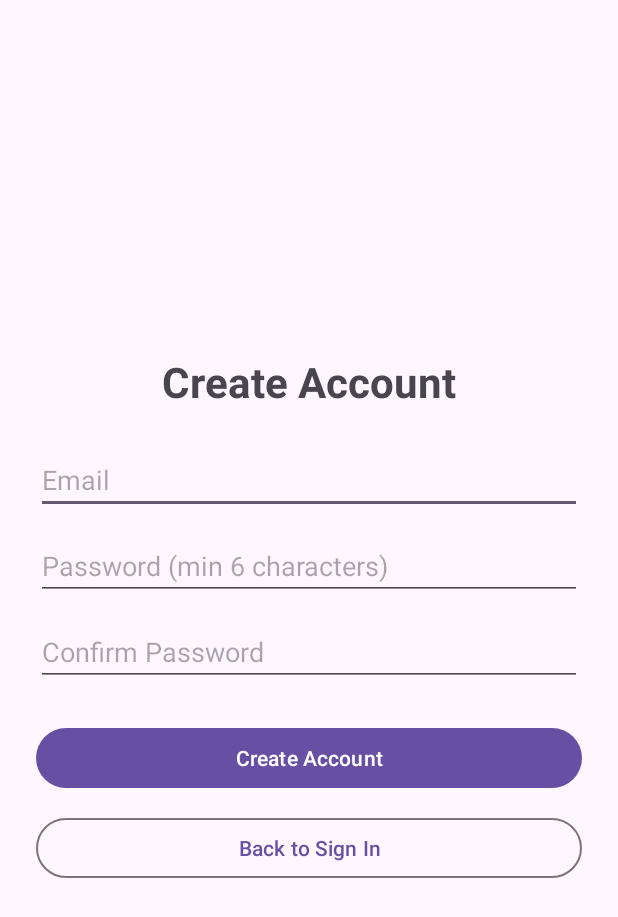
After one commit to ethancampbell997/RideShareUltimate, an Android app: the RegisterActivity screen opened directly, with no data from a screen before it, on a phone screen of 412 x 824 dp. The commit adds this screen. Shown: the top 917 px of the screen. Run offline under Robolectric (Android 15) with nearby library versions, the phone set to English and light mode, and no system bars; our stand-ins replace Firebase (no records; nobody signed in at launch, a user with empty details on screens opened directly).

Commit message:
firebase and login setup

```diff
--- a/app/src/main/AndroidManifest.xml
+++ b/app/src/main/AndroidManifest.xml
@@ -21,6 +21,12 @@
                 <category android:name="android.intent.category.LAUNCHER" />
             </intent-filter>
         </activity>
+        <activity
+            android:name=".LoginActivity"
+            android:exported="false" />
+        <activity
+            android:name=".RegisterActivity"
+            android:exported="false" />
     </application>
 
 </manifest>
--- /dev/null
+++ b/app/src/main/java/edu/uga/cs/rideshareultimate/RegisterActivity.java
@@ -0,0 +1,96 @@
+package edu.uga.cs.rideshareultimate;
+
+import android.content.Intent;
+import android.os.Bundle;
+import android.text.TextUtils;
+import android.widget.Button;
+import android.widget.EditText;
+import android.widget.Toast;
+
+import androidx.appcompat.app.AppCompatActivity;
+
+import com.google.firebase.auth.FirebaseAuth;
+import com.google.firebase.auth.FirebaseUser;
+import com.google.firebase.database.DatabaseReference;
+import com.google.firebase.database.FirebaseDatabase;
+
+/**
+ * Handles new account registration and initializes 50 starting ride-points in Realtime Database.
+ */
+public class RegisterActivity extends AppCompatActivity {
+
+    private static final int INITIAL_RIDE_POINTS = 50;
+
+    private EditText etEmail, etPassword, etConfirmPassword;
+    private FirebaseAuth mAuth;
+    private DatabaseReference usersRef;
+
+    @Override
+    protected void onCreate(Bundle savedInstanceState) {
+        super.onCreate(savedInstanceState);
+        setContentView(R.layout.activity_register);
+
+        mAuth = FirebaseAuth.getInstance();
+        usersRef = FirebaseDatabase.getInstance().getReference("users");
+
+        etEmail = findViewById(R.id.etRegisterEmail);
+        etPassword = findViewById(R.id.etRegisterPassword);
+        etConfirmPassword = findViewById(R.id.etConfirmPassword);
+        Button btnCreateAccount = findViewById(R.id.btnCreateAccount);
+        Button btnBackToLogin = findViewById(R.id.btnBackToLogin);
+
+        btnCreateAccount.setOnClickListener(v -> registerUser());
+        btnBackToLogin.setOnClickListener(v -> finish());
+    }
+
+    private void registerUser() {
+        String email = etEmail.getText().toString().trim();
+        String password = etPassword.getText().toString().trim();
+        String confirm = etConfirmPassword.getText().toString().trim();
+
+        if (TextUtils.isEmpty(email)) {
+            etEmail.setError("Email is required");
+            return;
+        }
+        if (password.length() < 6) {
+            etPassword.setError("Password must be at least 6 characters");
+            return;
+        }
+        if (!password.equals(confirm)) {
+            etConfirmPassword.setError("Passwords do not match");
+            return;
+        }
+
+        mAuth.createUserWithEmailAndPassword(email, password)
+                .addOnCompleteListener(this, task -> {
+                    if (task.isSuccessful()) {
+                        FirebaseUser firebaseUser = mAuth.getCurrentUser();
+                        if (firebaseUser != null) {
+                            String uid = firebaseUser.getUid();
+                            User newUser = new User(uid, email, INITIAL_RIDE_POINTS);
+                            usersRef.child(uid).setValue(newUser)
+                                    .addOnCompleteListener(dbTask -> {
+                                        if (dbTask.isSuccessful()) {
+                                            Toast.makeText(RegisterActivity.this,
+                                                    "Account created! You received " + INITIAL_RIDE_POINTS + " ride-points.",
+                                                    Toast.LENGTH_SHORT).show();
+                                            Intent intent = new Intent(RegisterActivity.this, MainActivity.class);
+                                            intent.setFlags(Intent.FLAG_ACTIVITY_NEW_TASK | Intent.FLAG_ACTIVITY_CLEAR_TASK);
+                                            startActivity(intent);
+                                            finish();
+                                        } else {
+                                            Toast.makeText(RegisterActivity.this,
+                                                    "Database error: " + dbTask.getException().getMessage(),
+                                                    Toast.LENGTH_LONG).show();
+                                        }
+                                    });
+                        }
+                    } else {
+                        String msg = task.getException() != null
+                                ? task.getException().getMessage()
+                                : "Registration failed.";
+                        Toast.makeText(RegisterActivity.this, "Error: " + msg, Toast.LENGTH_LONG).show();
+                    }
+                });
+    }
+}
--- /dev/null
+++ b/app/src/main/res/layout/activity_register.xml
@@ -0,0 +1,81 @@
+<?xml version="1.0" encoding="utf-8"?>
+<androidx.constraintlayout.widget.ConstraintLayout xmlns:android="http://schemas.android.com/apk/res/android"
+    xmlns:app="http://schemas.android.com/apk/res-auto"
+    android:id="@+id/register_layout"
+    android:layout_width="match_parent"
+    android:layout_height="match_parent"
+    android:padding="24dp">
+
+    <TextView
+        android:id="@+id/tvRegisterTitle"
+        android:layout_width="wrap_content"
+        android:layout_height="wrap_content"
+        android:text="Create Account"
+        android:textSize="28sp"
+        android:textStyle="bold"
+        app:layout_constraintTop_toTopOf="parent"
+        app:layout_constraintBottom_toTopOf="@id/etRegisterEmail"
+        app:layout_constraintStart_toStartOf="parent"
+        app:layout_constraintEnd_toEndOf="parent"
+        app:layout_constraintVertical_chainStyle="packed" />
+
+    <EditText
+        android:id="@+id/etRegisterEmail"
+        android:layout_width="0dp"
+        android:layout_height="wrap_content"
+        android:layout_marginTop="24dp"
+        android:hint="Email"
+        android:inputType="textEmailAddress"
+        app:layout_constraintTop_toBottomOf="@id/tvRegisterTitle"
+        app:layout_constraintBottom_toTopOf="@id/etRegisterPassword"
+        app:layout_constraintStart_toStartOf="parent"
+        app:layout_constraintEnd_toEndOf="parent" />
+
+    <EditText
+        android:id="@+id/etRegisterPassword"
+        android:layout_width="0dp"
+        android:layout_height="wrap_content"
+        android:layout_marginTop="12dp"
+        android:hint="Password (min 6 characters)"
+        android:inputType="textPassword"
+        app:layout_constraintTop_toBottomOf="@id/etRegisterEmail"
+        app:layout_constraintBottom_toTopOf="@id/etConfirmPassword"
+        app:layout_constraintStart_toStartOf="parent"
+        app:layout_constraintEnd_toEndOf="parent" />
+
+    <EditText
+        android:id="@+id/etConfirmPassword"
+        android:layout_width="0dp"
+        android:layout_height="wrap_content"
+        android:layout_marginTop="12dp"
+        android:hint="Confirm Password"
+        android:inputType="textPassword"
+        app:layout_constraintTop_toBottomOf="@id/etRegisterPassword"
+        app:layout_constraintBottom_toTopOf="@id/btnCreateAccount"
+        app:layout_constraintStart_toStartOf="parent"
+        app:layout_constraintEnd_toEndOf="parent" />
+
+    <Button
+        android:id="@+id/btnCreateAccount"
+        android:layout_width="0dp"
+        android:layout_height="wrap_content"
+        android:layout_marginTop="24dp"
+        android:text="Create Account"
+        app:layout_constraintTop_toBottomOf="@id/etConfirmPassword"
+        app:layout_constraintBottom_toTopOf="@id/btnBackToLogin"
+        app:layout_constraintStart_toStartOf="parent"
+        app:layout_constraintEnd_toEndOf="parent" />
+
+    <Button
+        android:id="@+id/btnBackToLogin"
+        style="?attr/materialButtonOutlinedStyle"
+        android:layout_width="0dp"
+        android:layout_height="wrap_content"
+        android:layout_marginTop="12dp"
+        android:text="Back to Sign In"
+        app:layout_constraintTop_toBottomOf="@id/btnCreateAccount"
+        app:layout_constraintBottom_toBottomOf="parent"
+        app:layout_constraintStart_toStartOf="parent"
+        app:layout_constraintEnd_toEndOf="parent" />
+
+</androidx.constraintlayout.widget.ConstraintLayout>
--- a/build.gradle.kts
+++ b/build.gradle.kts
@@ -1,4 +1,4 @@
-// Top-level build file where you can add configuration options common to all sub-projects/modules.
 plugins {
     alias(libs.plugins.android.application) apply false
+    id("com.google.gms.google-services") version "4.4.2" apply false
 }
--- a/gradle/libs.versions.toml
+++ b/gradle/libs.versions.toml
@@ -1,5 +1,5 @@
 [versions]
-agp = "9.5.1"
+agp = "9.4.1"
 junit = "4.13.2"
 junitVersion = "1.1.5"
 espressoCore = "3.5.1"
```
Also changed, not shown: app/build.gradle.kts (+7 -0 lines), app/src/main/java/edu/uga/cs/rideshareultimate/LoginActivity.java (added, +67 -0 lines), app/src/main/java/edu/uga/cs/rideshareultimate/MainActivity.java (+66 -0 lines), app/src/main/java/edu/uga/cs/rideshareultimate/User.java (added, +44 -0 lines), app/src/main/res/layout/activity_login.xml (added, +69 -0 lines), app/src/main/res/layout/activity_main.xml (+28 -5 lines), 1 other file.
